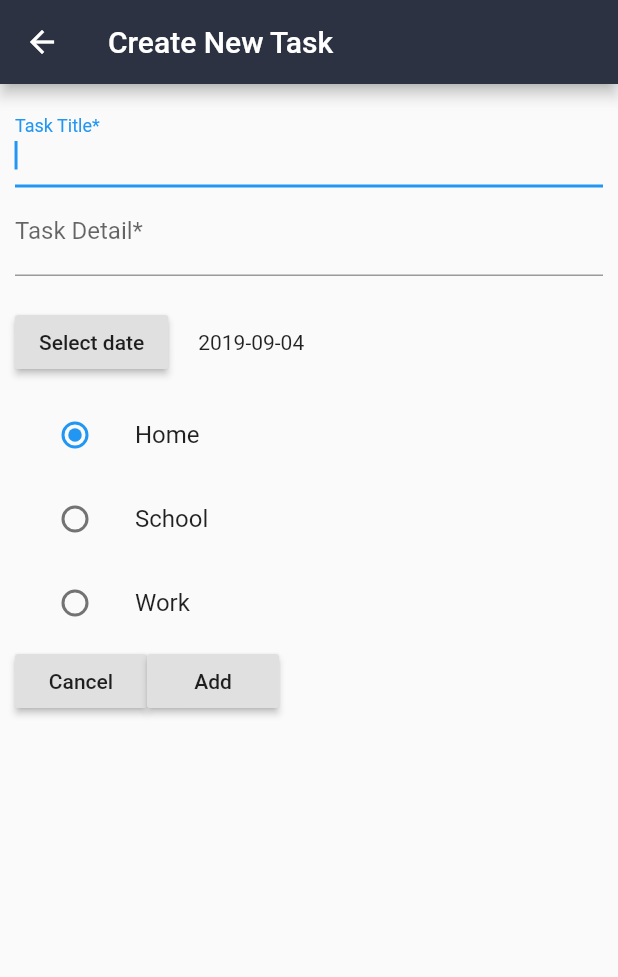
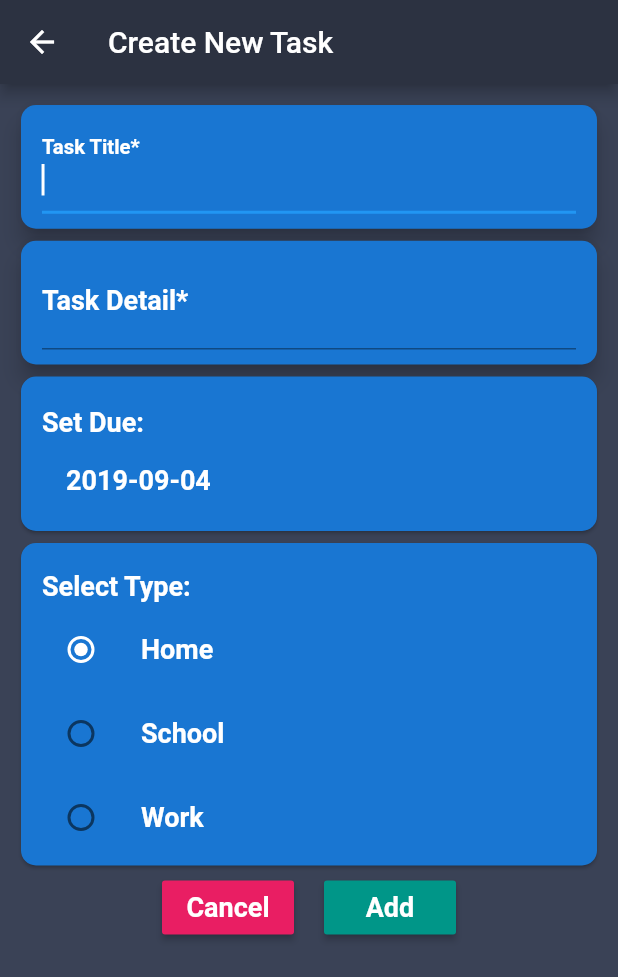
Before and after one commit to WeilunY/TodoS, a Flutter app: the Navigation screen opened directly with empty values, after a tap on the "add" icon, on a phone screen of 412 x 824 dp. Shown: the top 977 px of the screen. Run offline on Flutter 3.47's test engine with Material 2 defaults, Android fonts, the phone set to English and light mode, and no system bars; our stand-ins replace cloud_firestore, firebase_auth, flutter_slidable; accounts and stored records are empty.

Commit message:
beautify add page

```diff
--- a/lib/style.dart
+++ b/lib/style.dart
@@ -15,3 +15,5 @@ const backColor = Color.fromRGBO(58, 66, 86, 1.0);
 final complete = Colors.cyan[900];
 
 final incomplete = Colors.cyan[200];
+
+final inputRadius = const RoundedRectangleBorder(borderRadius: BorderRadius.all(Radius.circular(10.0)));
--- a/lib/views/add_task.dart
+++ b/lib/views/add_task.dart
@@ -1,6 +1,7 @@
 import 'package:flutter/material.dart';
 import 'package:intl/intl.dart';
 import 'package:cloud_firestore/cloud_firestore.dart';
+import 'package:todo_nav/style.dart';
 
 Map<int, String> values = {1: "Home", 2: "School", 3: "Work"};
 
@@ -34,6 +35,7 @@ class _AddTaskPageState extends State<AddTaskPage> {
   Widget build(BuildContext context) {
 
     return Scaffold(
+      backgroundColor: backColor,
       appBar: AppBar(
         title: Text("Create New Task"),
       ),
@@ -45,13 +47,9 @@ class _AddTaskPageState extends State<AddTaskPage> {
           children: <Widget>[
             buildTitle(),
             buildDetail(),
-            SizedBox(height: 20.0,),
             datePicker(),
-            SizedBox(height: 10.0,),
             radioPicker(),
-
             buildButtons(),
-
           ],
         ),
       )
@@ -72,37 +70,64 @@ class _AddTaskPageState extends State<AddTaskPage> {
       });
   }
 
+  Map<int, dynamic> colors = {1: Colors.blue[700], 2: Colors.purple[600], 3: Colors.indigo[600]};
+
   // Date Picker
   Widget datePicker() {
-    return Row(
+
+    return Card(
+      shape: inputRadius,
+      color: colors[_type],
+      child: Container(
+        padding: EdgeInsets.symmetric(horizontal: 14.0, vertical: 10.0),
+        child: Column(
+          crossAxisAlignment: CrossAxisAlignment.start,
           children: <Widget>[
-
-        RaisedButton(
+            Container(
+              padding: EdgeInsets.fromLTRB(0, 10.0, 0, 4.0),
+              child:  Text("Set Due: ", style: textStyle,),
+            ),
+            FlatButton(
+              color: colors[_type],
               onPressed: () => _selectDue(context),
-          child: Text('Select date'),
+              child: Text('${DateFormat("yyyy-MM-dd").format(dueDate)}', style: textStyle,),
             ),
-        SizedBox(width: 20.0,),
-        Text(DateFormat("yyyy-MM-dd").format(dueDate)),
 
           ]
+        )
+      )
     );
   }
 
   // radio picker
   Widget radioPicker() {
-    return Column(
+
+    return Card(
+      shape: inputRadius,
+      color: colors[_type],
+      child: Container(
+        padding: EdgeInsets.symmetric(vertical: 4.0),
+        child: Column(
+          crossAxisAlignment: CrossAxisAlignment.start,
           children: <Widget>[
+            Container(
+              padding: EdgeInsets.fromLTRB(14.0, 14.0, 0, 4.0),
+              child:  Text("Select Type: ", style: textStyle,),
+            ),
             buildRadio(1),
             buildRadio(2),
             buildRadio(3),
           ],
+        )
+      )
     );
   }
 
   Widget buildRadio(int i){
     return ListTile(
-      title: Text('${values[i]}'),
+      title: Text('${values[i]}', style: textStyle,),
       leading: Radio(
+        activeColor: Colors.white,
         value: i,
         groupValue: _type,
         onChanged: (int value) {
@@ -118,39 +143,64 @@ class _AddTaskPageState extends State<AddTaskPage> {
 
 
   Widget buildTitle(){
-    return Container(
+    return Card(
+      shape: inputRadius,
+      color: colors[_type],
+      elevation: 6.0,
+      child: Container(
+        padding: EdgeInsets.symmetric(horizontal: 14.0, vertical: 10.0),
         child: TextField(
           autofocus: true,
-        decoration: InputDecoration(labelText: 'Task Title*'),
+          style: textStyle,
+          cursorColor: Colors.white,
+          decoration: InputDecoration(labelText: 'Task Title*', labelStyle: textStyle,),
           controller: taskTitleInputController,
         ),
+      )
     );
   }
 
   Widget buildDetail() {
-    return Container(
+    return Card(
+      shape: inputRadius,
+      color: colors[_type],
+      elevation: 6.0,
+      child: Container(
+        padding: EdgeInsets.symmetric(horizontal: 14.0, vertical: 10.0),
         child: TextField(
           autofocus: true,
-        decoration: InputDecoration(labelText: 'Task Detail*'),
+          keyboardType: TextInputType.multiline,
+          maxLines: null,
+          cursorColor: Colors.white,
+          style: textStyle,
+          decoration: InputDecoration(labelText: 'Task Detail*', labelStyle: textStyle),
           controller: taskDetailInputController,
         ),
+      )
     );
   }
 
   Widget buildButtons() {
 
     return Row(
+      mainAxisAlignment: MainAxisAlignment.center,
        children: <Widget>[
          RaisedButton(
-          child: Text('Cancel'),
+          child: Text('Cancel', style: textStyle,),
+          color: Colors.pink[500],
           onPressed: () {
             taskTitleInputController.clear();
             taskDetailInputController.clear();
             Navigator.pop(context);
           }),
 
+        SizedBox(
+          width: 20.0,
+        ),
+
         RaisedButton(
-          child: Text('Add'),
+          child: Text('Add', style: textStyle,),
+          color: Colors.teal[500],
           onPressed: () {
             if (taskDetailInputController.text.isNotEmpty &&
                 taskTitleInputController.text.isNotEmpty) {
--- a/lib/views/navigation.dart
+++ b/lib/views/navigation.dart
@@ -22,7 +22,7 @@ class _NavigationState extends State<Navigation> with SingleTickerProviderStateM
 
   @override
   void initState() {
-    controller = new TabController(length: 4, vsync: this);
+    controller = new TabController(length: 3, vsync: this);
     super.initState();
   }
 
@@ -42,7 +42,7 @@ class _NavigationState extends State<Navigation> with SingleTickerProviderStateM
         children: <Widget>[
           MyHomePage(title: "Tasks", uid: widget.user.uid,),
           History(title: "History", uid: widget.user.uid,),
-          Friends(title: "Friends", uid: widget.user.uid,),
+          //Friends(title: "Friends", uid: widget.user.uid,),
           Profile(title: "Profile", uid: widget.user.uid,),
         ],
       ),
@@ -55,7 +55,7 @@ class _NavigationState extends State<Navigation> with SingleTickerProviderStateM
           tabs: <Tab>[
             Tab(text: "To-Dos", icon: new Icon(Icons.list)),
             Tab(text: "History", icon: new Icon(Icons.history)),
-            Tab(text: "Friends", icon: new Icon(Icons.people)),
+            //Tab(text: "Friends", icon: new Icon(Icons.people)),
             Tab(text: "Profile", icon: new Icon(Icons.person))
           ],
         ),
```
Lines whose indentation alone changed are shown as unchanged.
